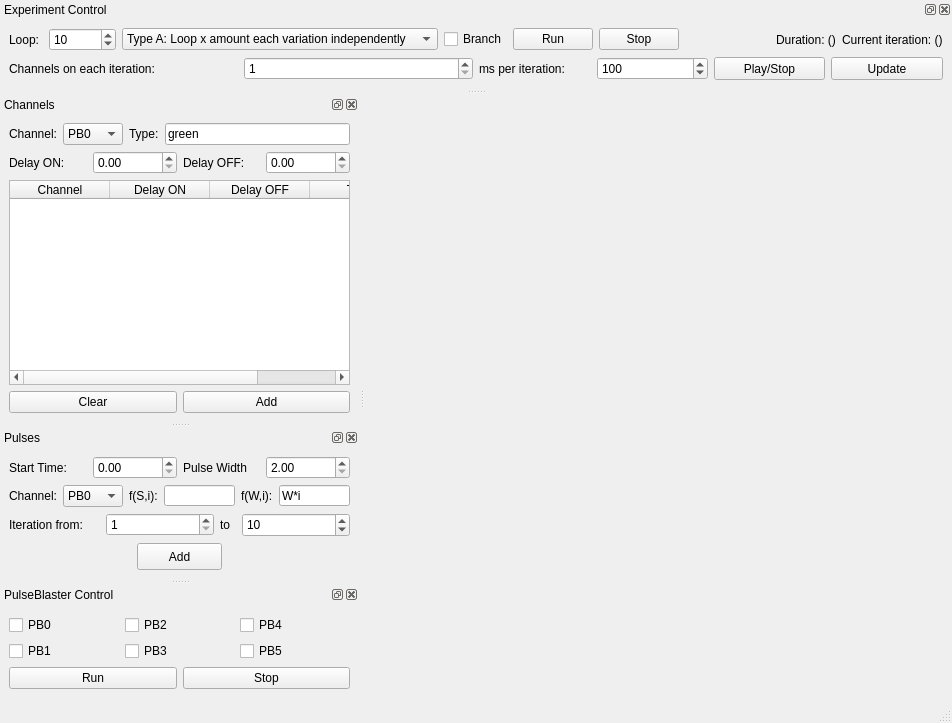
Before: the Qt Designer form src/qudi/gui/pulsed_esr/pulsed_esr2.ui in tugatoconhelado/Qoptics_exp, drawn with Qt 5.
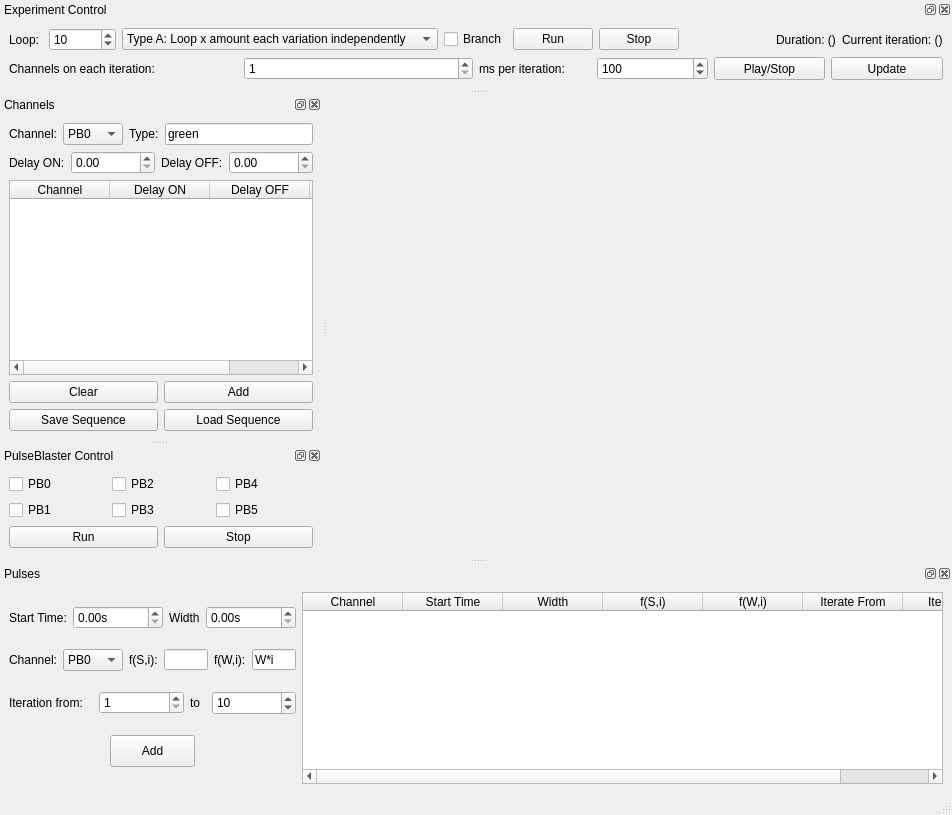
After: the same form once the commit is applied. Custom widgets are drawn as their Qt base class.

What changed in the file:
```diff
--- a/src/qudi/gui/pulsed_esr/pulsed_esr2.ui
+++ b/src/qudi/gui/pulsed_esr/pulsed_esr2.ui
@@ -7,7 +7,7 @@
     <x>0</x>
     <y>0</y>
     <width>952</width>
-    <height>723</height>
+    <height>815</height>
    </rect>
   </property>
   <property name="windowTitle">
@@ -271,6 +271,28 @@
          </item>
         </layout>
        </item>
+       <item>
+        <layout class="QVBoxLayout" name="file_layout">
+         <item>
+          <layout class="QHBoxLayout" name="save_layout">
+           <item>
+            <widget class="QPushButton" name="save_sequence_button">
+             <property name="text">
+              <string>Save Sequence</string>
+             </property>
+            </widget>
+           </item>
+           <item>
+            <widget class="QPushButton" name="load_sequence_button">
+             <property name="text">
+              <string>Load Sequence</string>
+             </property>
+            </widget>
+           </item>
+          </layout>
+         </item>
+        </layout>
+       </item>
       </layout>
      </item>
     </layout>
@@ -281,10 +303,10 @@
     <string>Pulses</string>
    </property>
    <attribute name="dockWidgetArea">
-    <number>1</number>
+    <number>8</number>
    </attribute>
    <widget class="QWidget" name="dockWidgetContents_2">
-    <layout class="QVBoxLayout" name="verticalLayout_4">
+    <layout class="QHBoxLayout" name="horizontalLayout_20" stretch="1,3">
      <item>
       <layout class="QVBoxLayout" name="verticalLayout_3">
        <item>
@@ -297,7 +319,10 @@
           </widget>
          </item>
          <item>
-          <widget class="QDoubleSpinBox" name="start_time_spinbox">
+          <widget class="ScienDSpinBox" name="start_time_spinbox">
+           <property name="suffix">
+            <string>s</string>
+           </property>
            <property name="maximum">
             <double>1000000.000000000000000</double>
            </property>
@@ -306,14 +331,17 @@
          <item>
           <widget class="QLabel" name="pulse_width_label">
            <property name="text">
-            <string>Pulse Width</string>
+            <string>Width</string>
            </property>
           </widget>
          </item>
          <item>
-          <widget class="QDoubleSpinBox" name="pulse_width_spinbox">
+          <widget class="ScienDSpinBox" name="pulse_width_spinbox">
+           <property name="suffix">
+            <string>s</string>
+           </property>
            <property name="minimum">
-            <double>2.000000000000000</double>
+            <double>0.000000000000000</double>
            </property>
            <property name="maximum">
             <double>1000000.000000000000000</double>
@@ -566,6 +594,45 @@
        </item>
       </layout>
      </item>
+     <item>
+      <widget class="QTableWidget" name="pulses_tablewidget">
+       <column>
+        <property name="text">
+         <string>Channel</string>
+        </property>
+       </column>
+       <column>
+        <property name="text">
+         <string>Start Time</string>
+        </property>
+       </column>
+       <column>
+        <property name="text">
+         <string>Width</string>
+        </property>
+       </column>
+       <column>
+        <property name="text">
+         <string>f(S,i)</string>
+        </property>
+       </column>
+       <column>
+        <property name="text">
+         <string>f(W,i)</string>
+        </property>
+       </column>
+       <column>
+        <property name="text">
+         <string>Iterate From</string>
+        </property>
+       </column>
+       <column>
+        <property name="text">
+         <string>Iterate To</string>
+        </property>
+       </column>
+      </widget>
+     </item>
     </layout>
    </widget>
   </widget>
@@ -830,6 +897,11 @@
    <header>pyqtgraph</header>
    <container>1</container>
   </customwidget>
+  <customwidget>
+   <class>ScienDSpinBox</class>
+   <extends>QDoubleSpinBox</extends>
+   <header>qudi.util.widgets.scientific_spinbox</header>
+  </customwidget>
  </customwidgets>
  <resources/>
  <connections/>
```
Left out of the diff: 4 changed lines with no effect on the pictures.
